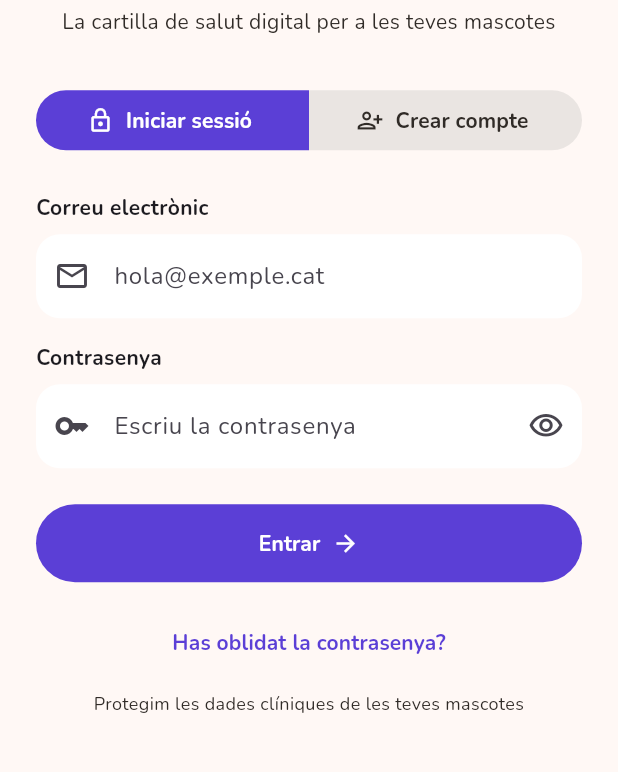
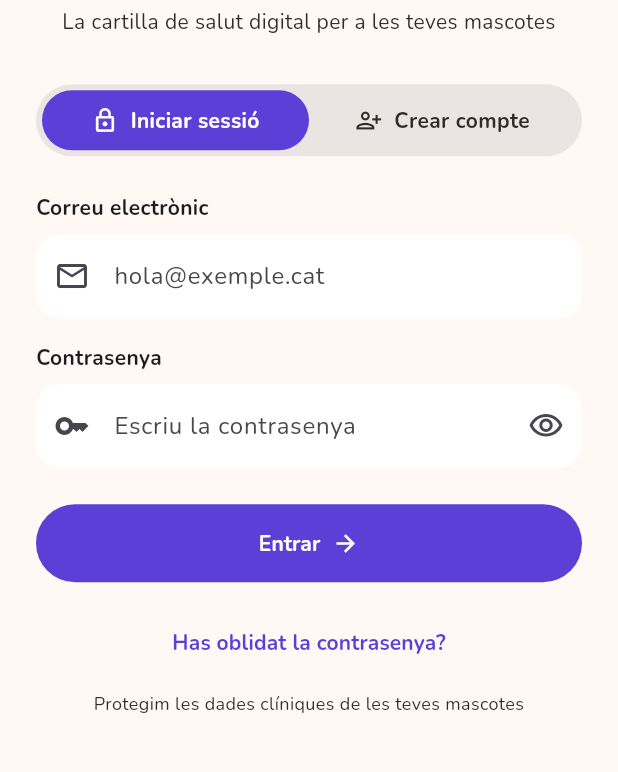
Before and after one commit to Caro-it/les-meves-mascotes, a Flutter app: the screen it shows after launch, on a phone screen of 412 x 824 dp, the part 365-1137 px from its top. Run offline on Flutter 3.47's test engine with Material 3 defaults, Android fonts, the phone set to English and light mode, and no system bars; our stand-ins replace cloud_firestore, firebase_auth, firebase_core, image_picker; accounts and stored records are empty; project files that could hold a hidden picture were left out.

Commit message:
A01: selector Iniciar sessió / Crear compte amb pastilla que llisca (SelectorMode)

```diff
--- a/lib/screens/inici_sessio_screen.dart
+++ b/lib/screens/inici_sessio_screen.dart
@@ -5,6 +5,7 @@ import '../models/usuari.dart';
 import '../services/auth_service.dart';
 import '../services/usuari_service.dart';
 import '../styles/app_styles.dart';
+import '../widgets/selector_mode.dart';
 
 // A01 · Inici de sessió / Crear compte
 class IniciSessioScreen extends StatefulWidget {
@@ -150,31 +151,9 @@ class _IniciSessioScreenState extends State<IniciSessioScreen> {
                     style: TextStyle(color: AppStyles.ink),
                   ),
                   const SizedBox(height: AppStyles.spaceXL),
-                  SegmentedButton<bool>(
-                    showSelectedIcon: false,
-                    style: SegmentedButton.styleFrom(
-                      backgroundColor: const Color(0xFFEAE5E2),
-                      foregroundColor: AppStyles.ink,
-                      selectedBackgroundColor: AppStyles.primary,
-                      selectedForegroundColor: Colors.white,
-                      side: BorderSide.none,
-                    ),
-                    segments: const [
-                      ButtonSegment(
-                        value: false,
-                        label: Text('Iniciar sessió'),
-                        icon: Icon(Icons.lock_outline),
-                      ),
-                      ButtonSegment(
-                        value: true,
-                        label: Text('Crear compte'),
-                        icon: Icon(Icons.person_add_alt),
-                      ),
-                    ],
-                    selected: {_modeCrear},
-                    onSelectionChanged: (seleccio) {
-                      setState(() => _modeCrear = seleccio.first);
-                    },
+                  SelectorMode(
+                    modeCrear: _modeCrear,
+                    onChanged: (valor) => setState(() => _modeCrear = valor),
                   ),
                   const SizedBox(height: AppStyles.spaceL),
                   if (_modeCrear) ...[
--- /dev/null
+++ b/lib/widgets/selector_mode.dart
@@ -0,0 +1,122 @@
+import 'package:flutter/material.dart';
+
+import '../styles/app_styles.dart';
+
+// Selector «Iniciar sessió | Crear compte» de la A01 amb una pastilla violeta
+// que llisca d'un costat a l'altre (substitueix el SegmentedButton).
+class SelectorMode extends StatelessWidget {
+  const SelectorMode({
+    super.key,
+    required this.modeCrear,
+    required this.onChanged,
+  });
+
+  final bool modeCrear; // false = Iniciar sessió · true = Crear compte
+  final ValueChanged<bool> onChanged;
+
+  static const _durada = Duration(milliseconds: 250);
+  static const _gris = Color(0xFFEAE5E2); // gris del selector (Stitch)
+
+  @override
+  Widget build(BuildContext context) {
+    return Container(
+      height: 48,
+      padding: const EdgeInsets.all(4),
+      decoration: BoxDecoration(
+        color: _gris,
+        borderRadius: BorderRadius.circular(24),
+      ),
+      child: Stack(
+        children: [
+          // La pastilla: ocupa la meitat i es mou amb AnimatedAlign
+          AnimatedAlign(
+            duration: _durada,
+            curve: Curves.easeInOut,
+            alignment:
+                modeCrear ? Alignment.centerRight : Alignment.centerLeft,
+            child: FractionallySizedBox(
+              widthFactor: 0.5,
+              heightFactor: 1,
+              child: Container(
+                decoration: BoxDecoration(
+                  color: AppStyles.primary,
+                  borderRadius: BorderRadius.circular(20),
+                ),
+              ),
+            ),
+          ),
+          // Els dos botons, per sobre de la pastilla. Positioned.fill + stretch:
+          // ocupen tota l'alçada (text centrat i tota la zona es pot tocar)
+          Positioned.fill(
+            child: Row(
+              crossAxisAlignment: CrossAxisAlignment.stretch,
+              children: [
+                _Segment(
+                  text: 'Iniciar sessió',
+                  icona: Icons.lock_outline,
+                  seleccionat: !modeCrear,
+                  onTap: () => onChanged(false),
+                ),
+                _Segment(
+                  text: 'Crear compte',
+                  icona: Icons.person_add_alt,
+                  seleccionat: modeCrear,
+                  onTap: () => onChanged(true),
+                ),
+              ],
+            ),
+          ),
+        ],
+      ),
+    );
+  }
+}
+
+class _Segment extends StatelessWidget {
+  const _Segment({
+    required this.text,
+    required this.icona,
+    required this.seleccionat,
+    required this.onTap,
+  });
+
+  final String text;
+  final IconData icona;
+  final bool seleccionat;
+  final VoidCallback onTap;
+
+  @override
+  Widget build(BuildContext context) {
+    return Expanded(
+      child: Semantics(
+        button: true,
+        selected: seleccionat,
+        child: InkWell(
+          borderRadius: BorderRadius.circular(20),
+          onTap: onTap,
+          // El color del text i de la icona també canvia a poc a poc
+          child: TweenAnimationBuilder<Color?>(
+            duration: SelectorMode._durada,
+            tween: ColorTween(
+              end: seleccionat ? Colors.white : AppStyles.ink,
+            ),
+            builder: (context, color, _) => Row(
+              mainAxisAlignment: MainAxisAlignment.center,
+              children: [
+                Icon(icona, size: 18, color: color),
+                const SizedBox(width: 8),
+                Flexible(
+                  child: Text(
+                    text,
+                    overflow: TextOverflow.ellipsis,
+                    style: TextStyle(color: color, fontWeight: FontWeight.w700),
+                  ),
+                ),
+              ],
+            ),
+          ),
+        ),
+      ),
+    );
+  }
+}
```
